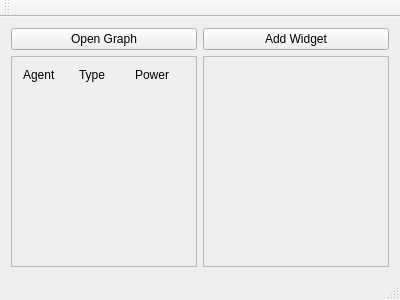
Above: QCustomPlotTestVS/QCustomPlotTestVS/MainWindow.ui from killiansmyth17/fyp before the change. Below: the same form after it.
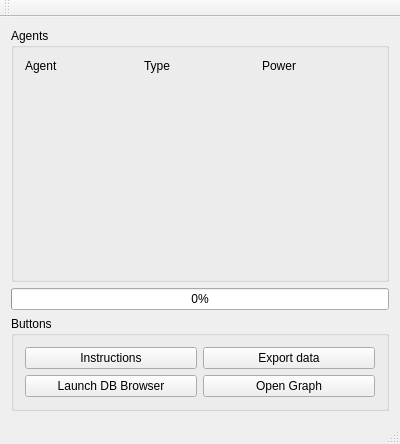
That is the form after the change.

Commit message: Changed MainWindow to UI as in meeting

Diff of the .ui file:
```diff
--- a/QCustomPlotTestVS/QCustomPlotTestVS/MainWindow.ui
+++ b/QCustomPlotTestVS/QCustomPlotTestVS/MainWindow.ui
@@ -7,37 +7,20 @@
     <x>0</x>
     <y>0</y>
     <width>400</width>
-    <height>300</height>
+    <height>444</height>
    </rect>
   </property>
   <property name="windowTitle">
    <string>MainWindow</string>
   </property>
   <widget class="QWidget" name="centralWidget">
-   <layout class="QGridLayout" name="gridLayout">
-    <item row="0" column="0">
-     <widget class="QPushButton" name="openGraphButton">
-      <property name="text">
-       <string>Open Graph</string>
+   <layout class="QVBoxLayout" name="verticalLayout">
+    <item>
+     <widget class="QGroupBox" name="agents">
+      <property name="title">
+       <string>Agents</string>
       </property>
-     </widget>
-    </item>
-    <item row="0" column="1">
-     <widget class="QPushButton" name="addWidgetButton">
-      <property name="text">
-       <string>Add Widget</string>
-      </property>
-     </widget>
-    </item>
-    <item row="1" column="0">
-     <widget class="QFrame" name="agents">
-      <property name="frameShape">
-       <enum>QFrame::StyledPanel</enum>
-      </property>
-      <property name="frameShadow">
-       <enum>QFrame::Raised</enum>
-      </property>
-      <layout class="QVBoxLayout" name="verticalLayout">
+      <layout class="QVBoxLayout" name="verticalLayout_2">
        <item>
         <layout class="QHBoxLayout" name="horizontalLayout">
          <item>
@@ -79,14 +62,48 @@
       </layout>
      </widget>
     </item>
-    <item row="1" column="1">
-     <widget class="QFrame" name="frame">
-      <property name="frameShape">
-       <enum>QFrame::StyledPanel</enum>
+    <item>
+     <widget class="QProgressBar" name="progressBar">
+      <property name="value">
+       <number>0</number>
       </property>
-      <property name="frameShadow">
-       <enum>QFrame::Raised</enum>
+     </widget>
+    </item>
+    <item>
+     <widget class="QGroupBox" name="groupBox_2">
+      <property name="title">
+       <string>Buttons</string>
       </property>
+      <layout class="QGridLayout" name="gridLayout">
+       <item row="0" column="0">
+        <widget class="QPushButton" name="pushButton_2">
+         <property name="text">
+          <string>Instructions</string>
+         </property>
+        </widget>
+       </item>
+       <item row="0" column="1">
+        <widget class="QPushButton" name="pushButton">
+         <property name="text">
+          <string>Export data</string>
+         </property>
+        </widget>
+       </item>
+       <item row="1" column="0">
+        <widget class="QPushButton" name="button2">
+         <property name="text">
+          <string>Launch DB Browser</string>
+         </property>
+        </widget>
+       </item>
+       <item row="1" column="1">
+        <widget class="QPushButton" name="openGraphButton">
+         <property name="text">
+          <string>Open Graph</string>
+         </property>
+        </widget>
+       </item>
+      </layout>
      </widget>
     </item>
    </layout>
```
The commit also changes 7 other files.
